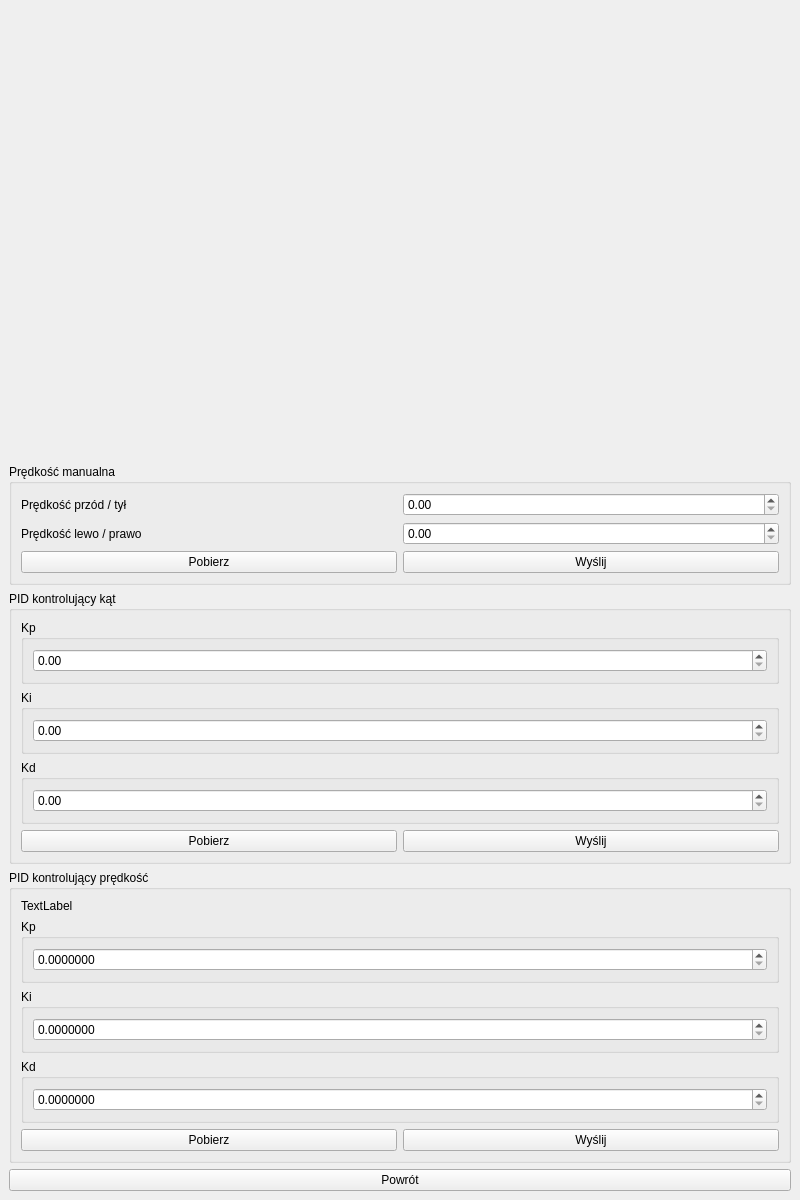
Old version of the form configurationwindow.ui in the repository superjulek/Robot_controller.
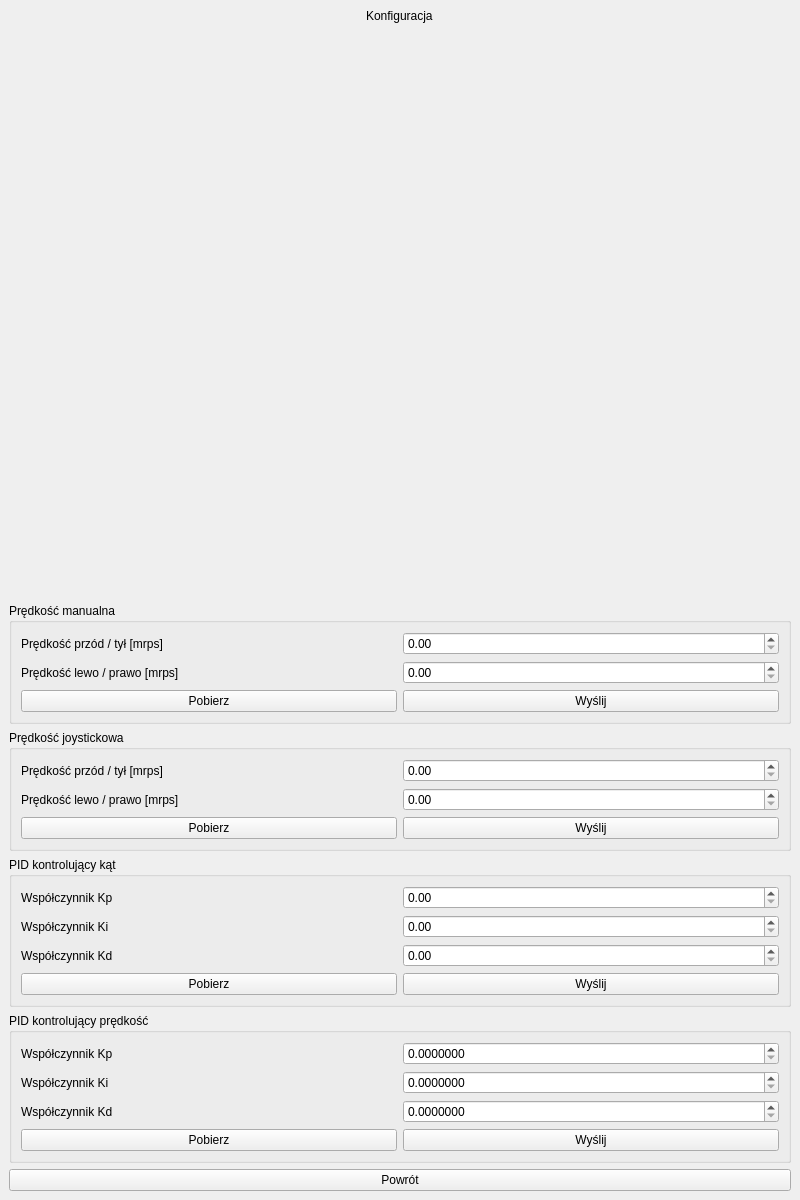
New version of the form.

The edit to the form file:
```diff
--- a/configurationwindow.ui
+++ b/configurationwindow.ui
@@ -17,6 +17,13 @@
    <layout class="QGridLayout" name="gridLayout">
     <item row="0" column="0">
      <layout class="QVBoxLayout" name="verticalLayout">
+      <item alignment="Qt::AlignHCenter">
+       <widget class="QLabel" name="label_11">
+        <property name="text">
+         <string>Konfiguracja</string>
+        </property>
+       </widget>
+      </item>
       <item>
        <spacer name="verticalSpacer">
         <property name="orientation">
@@ -41,20 +48,34 @@
            <item row="0" column="0">
             <widget class="QLabel" name="label_2">
              <property name="text">
-              <string>Prędkość przód / tył</string>
+              <string>Prędkość przód / tył [mrps]</string>
              </property>
             </widget>
            </item>
            <item row="0" column="1">
-            <widget class="QDoubleSpinBox" name="doubleSpinBox_2"/>
+            <widget class="QDoubleSpinBox" name="doubleSpinBoxManualSpeedDriving">
+             <property name="maximum">
+              <double>400000.000000000000000</double>
+             </property>
+             <property name="stepType">
+              <enum>QAbstractSpinBox::AdaptiveDecimalStepType</enum>
+             </property>
+            </widget>
            </item>
            <item row="1" column="1">
-            <widget class="QDoubleSpinBox" name="doubleSpinBox"/>
+            <widget class="QDoubleSpinBox" name="doubleSpinBoxManualSpeedTurning">
+             <property name="maximum">
+              <double>100000.000000000000000</double>
+             </property>
+             <property name="stepType">
+              <enum>QAbstractSpinBox::AdaptiveDecimalStepType</enum>
+             </property>
+            </widget>
            </item>
            <item row="1" column="0">
             <widget class="QLabel" name="label">
              <property name="text">
-              <string>Prędkość lewo / prawo</string>
+              <string>Prędkość lewo / prawo [mrps]</string>
              </property>
             </widget>
            </item>
@@ -82,20 +103,96 @@
        </widget>
       </item>
       <item>
-       <widget class="QGroupBox" name="groupBox">
+       <widget class="QGroupBox" name="groupBox_2">
+        <property name="title">
+         <string>Prędkość joystickowa</string>
+        </property>
+        <layout class="QVBoxLayout" name="verticalLayout_2">
+         <item>
+          <layout class="QGridLayout" name="gridLayout_4">
+           <item row="0" column="1">
+            <widget class="QDoubleSpinBox" name="doubleSpinBoxJoystickSpeedDriving">
+             <property name="maximum">
+              <double>400000.000000000000000</double>
+             </property>
+             <property name="stepType">
+              <enum>QAbstractSpinBox::AdaptiveDecimalStepType</enum>
+             </property>
+            </widget>
+           </item>
+           <item row="0" column="0">
+            <widget class="QLabel" name="label_3">
+             <property name="text">
+              <string>Prędkość przód / tył [mrps]</string>
+             </property>
+            </widget>
+           </item>
+           <item row="1" column="1">
+            <widget class="QDoubleSpinBox" name="doubleSpinBoxJoystickSpeedTurning">
+             <property name="maximum">
+              <double>100000.000000000000000</double>
+             </property>
+             <property name="stepType">
+              <enum>QAbstractSpinBox::AdaptiveDecimalStepType</enum>
+             </property>
+            </widget>
+           </item>
+           <item row="1" column="0">
+            <widget class="QLabel" name="label_10">
+             <property name="text">
+              <string>Prędkość lewo / prawo [mrps]</string>
+             </property>
+            </widget>
+           </item>
+          </layout>
+         </item>
+         <item>
+          <layout class="QHBoxLayout" name="horizontalLayout_3">
+           <item>
+            <widget class="QPushButton" name="pushButtonJoystickSpeedsRefresh">
+             <property name="text">
+              <string>Pobierz</string>
+             </property>
+            </widget>
+           </item>
+           <item>
+            <widget class="QPushButton" name="pushButtonJoystickSpeedsSend">
+             <property name="text">
+              <string>Wyślij</string>
+             </property>
+            </widget>
+           </item>
+          </layout>
+         </item>
+        </layout>
+       </widget>
+      </item>
+      <item>
+       <widget class="QGroupBox" name="groupBox_10">
         <property name="title">
          <string>PID kontrolujący kąt</string>
         </property>
-        <layout class="QVBoxLayout" name="verticalLayout_3">
+        <layout class="QVBoxLayout" name="verticalLayout_6">
          <item>
-          <layout class="QVBoxLayout" name="verticalLayout_4">
-           <item>
-            <widget class="QGroupBox" name="groupBox_3">
-             <property name="title">
-              <string>Kp</string>
+          <layout class="QGridLayout" name="gridLayout_8">
+           <item row="1" column="1">
+            <widget class="QDoubleSpinBox" name="doubleSpinBoxAngleKi">
+             <property name="maximum">
+              <double>1000000.000000000000000</double>
              </property>
-             <layout class="QGridLayout" name="gridLayout_3">
-              <item row="0" column="0">
+             <property name="stepType">
+              <enum>QAbstractSpinBox::AdaptiveDecimalStepType</enum>
+             </property>
+            </widget>
+           </item>
+           <item row="1" column="0">
+            <widget class="QLabel" name="label_5">
+             <property name="text">
+              <string>Współczynnik Ki</string>
+             </property>
+            </widget>
+           </item>
+           <item row="0" column="1">
                <widget class="QDoubleSpinBox" name="doubleSpinBoxAngleKp">
                 <property name="enabled">
                  <bool>true</bool>
@@ -132,35 +229,14 @@
                 </property>
                </widget>
               </item>
-             </layout>
-            </widget>
-           </item>
-           <item>
-            <widget class="QGroupBox" name="groupBox_4">
-             <property name="title">
-              <string>Ki</string>
-             </property>
-             <layout class="QGridLayout" name="gridLayout_4">
-              <item row="0" column="1">
-               <widget class="QDoubleSpinBox" name="doubleSpinBoxAngleKi">
-                <property name="maximum">
-                 <double>1000000.000000000000000</double>
-                </property>
-                <property name="stepType">
-                 <enum>QAbstractSpinBox::AdaptiveDecimalStepType</enum>
-                </property>
-               </widget>
-              </item>
-             </layout>
-            </widget>
-           </item>
-           <item>
-            <widget class="QGroupBox" name="groupBox_5">
-             <property name="title">
-              <string>Kd</string>
-             </property>
-             <layout class="QGridLayout" name="gridLayout_5">
               <item row="0" column="0">
+            <widget class="QLabel" name="label_4">
+             <property name="text">
+              <string>Współczynnik Kp</string>
+             </property>
+            </widget>
+           </item>
+           <item row="2" column="1">
                <widget class="QDoubleSpinBox" name="doubleSpinBoxAngleKd">
                 <property name="maximum">
                  <double>1000000.000000000000000</double>
@@ -170,13 +246,17 @@
                 </property>
                </widget>
               </item>
-             </layout>
+           <item row="2" column="0">
+            <widget class="QLabel" name="label_6">
+             <property name="text">
+              <string>Współczynnik Kd</string>
+             </property>
             </widget>
            </item>
           </layout>
          </item>
          <item>
-          <layout class="QHBoxLayout" name="horizontalLayout">
+          <layout class="QHBoxLayout" name="horizontalLayout_4">
            <item>
             <widget class="QPushButton" name="pushButtonAngleRefresh">
              <property name="text">
@@ -197,72 +277,59 @@
        </widget>
       </item>
       <item>
-       <widget class="QGroupBox" name="groupBox_2">
+       <widget class="QGroupBox" name="groupBox">
         <property name="title">
          <string>PID kontrolujący prędkość</string>
         </property>
-        <layout class="QVBoxLayout" name="verticalLayout_2">
+        <layout class="QVBoxLayout" name="verticalLayout_3">
          <item>
-          <layout class="QVBoxLayout" name="verticalLayout_5">
-           <item>
-            <widget class="QLabel" name="label_3">
-             <property name="text">
-              <string>TextLabel</string>
-             </property>
-            </widget>
-           </item>
-           <item>
-            <widget class="QGroupBox" name="groupBox_8">
-             <property name="title">
-              <string>Kp</string>
-             </property>
-             <layout class="QGridLayout" name="_2">
-              <item row="0" column="0">
+          <layout class="QGridLayout" name="gridLayout_3">
+           <item row="0" column="1">
                <widget class="QDoubleSpinBox" name="doubleSpinBoxSpeedKp">
                 <property name="decimals">
                  <number>7</number>
                 </property>
                </widget>
               </item>
-             </layout>
-            </widget>
-           </item>
-           <item>
-            <widget class="QGroupBox" name="groupBox_7">
-             <property name="title">
-              <string>Ki</string>
-             </property>
-             <layout class="QGridLayout" name="gridLayout_6">
               <item row="0" column="0">
+            <widget class="QLabel" name="label_7">
+             <property name="text">
+              <string>Współczynnik Kp</string>
+             </property>
+            </widget>
+           </item>
+           <item row="1" column="0">
+            <widget class="QLabel" name="label_8">
+             <property name="text">
+              <string>Współczynnik Ki</string>
+             </property>
+            </widget>
+           </item>
+           <item row="1" column="1">
                <widget class="QDoubleSpinBox" name="doubleSpinBoxSpeedKi">
                 <property name="decimals">
                  <number>7</number>
                 </property>
                </widget>
               </item>
-             </layout>
-            </widget>
-           </item>
-           <item>
-            <widget class="QGroupBox" name="groupBox_6">
-             <property name="title">
-              <string>Kd</string>
-             </property>
-             <layout class="QGridLayout" name="gridLayout_7">
-              <item row="0" column="0">
+           <item row="2" column="1">
                <widget class="QDoubleSpinBox" name="doubleSpinBoxSpeedKd">
                 <property name="decimals">
                  <number>7</number>
                 </property>
                </widget>
               </item>
-             </layout>
+           <item row="2" column="0">
+            <widget class="QLabel" name="label_9">
+             <property name="text">
+              <string>Współczynnik Kd</string>
+             </property>
             </widget>
            </item>
           </layout>
          </item>
          <item>
-          <layout class="QHBoxLayout" name="horizontalLayout_3">
+          <layout class="QHBoxLayout" name="horizontalLayout">
            <item>
             <widget class="QPushButton" name="pushButtonSpeedRefresh">
              <property name="text">
```
Left out of the diff: 4 changed lines with no effect on the pictures. Lines whose indentation alone changed are shown as unchanged.
